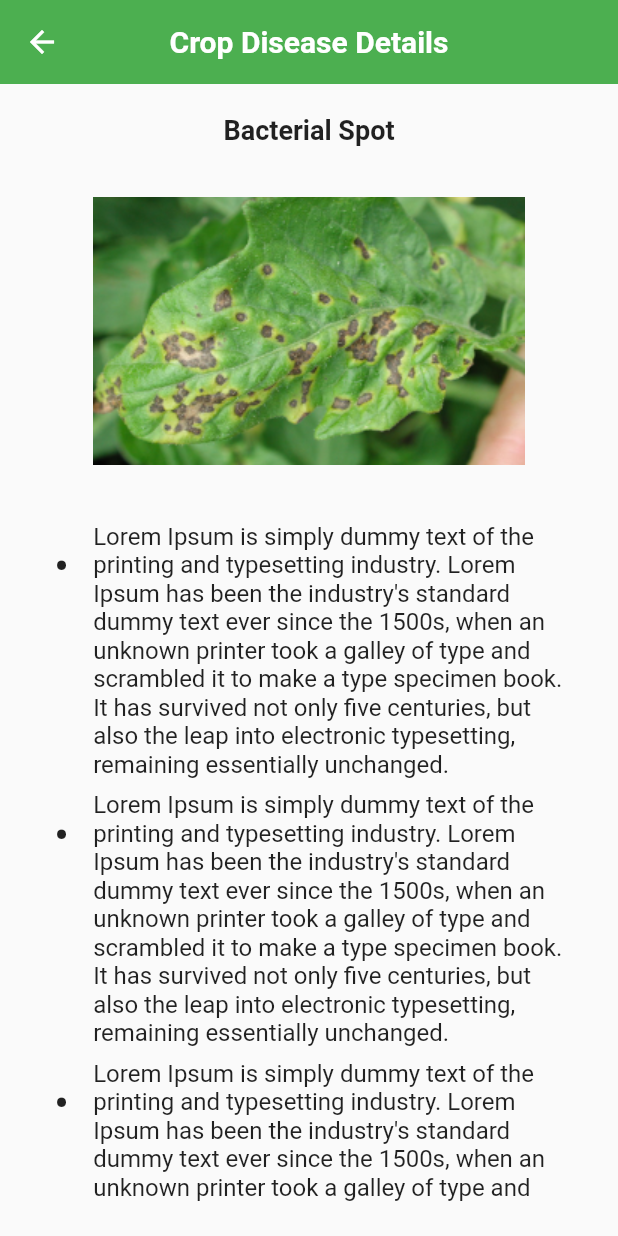
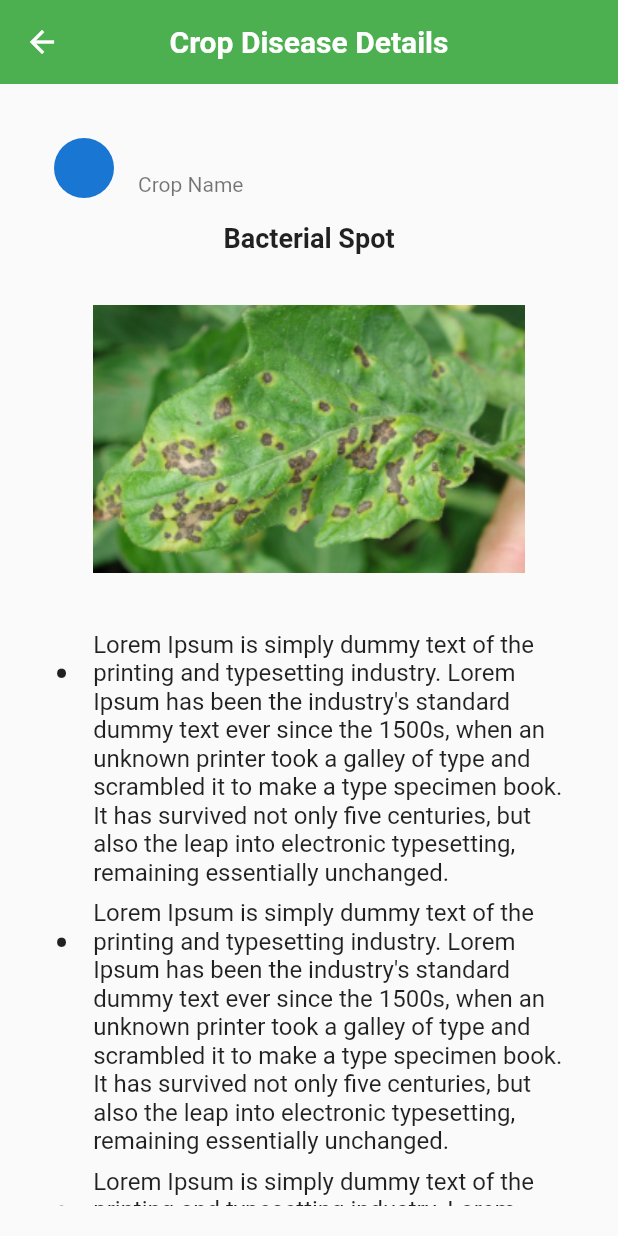
Before and after one commit to MuksithMRA/govimithura, a Flutter app: the DiseaseDetailsScreen screen opened directly, on a phone screen of 412 x 824 dp. Run offline on Flutter 3.47's test engine with Material 2 defaults, Android fonts, the phone set to English and light mode, and no system bars; our stand-ins replace charts_flutter_new, cloud_firestore, dio, firebase_auth, firebase_core, flutter_rating_bar and 5 more; accounts and stored records are empty.

Commit message:
crop disease level 1

```diff
--- /dev/null
+++ b/lib/models/entity_model.dart
@@ -0,0 +1,31 @@
+// ignore_for_file: public_member_api_docs, sort_constructors_first
+import 'dart:convert';
+
+class EntityModel {
+  int id;
+  String description;
+
+  EntityModel({
+    this.id = 0,
+    this.description = '',
+  });
+
+  Map<String, dynamic> toMap() {
+    return <String, dynamic>{
+      'id': id,
+      'description': description,
+    };
+  }
+
+  factory EntityModel.fromMap(Map<String, dynamic> map) {
+    return EntityModel(
+      id: map['id'] as int,
+      description: map['description'] as String,
+    );
+  }
+
+  String toJson() => json.encode(toMap());
+
+  factory EntityModel.fromJson(String source) =>
+      EntityModel.fromMap(json.decode(source) as Map<String, dynamic>);
+}
--- /dev/null
+++ b/lib/providers/disease_provider.dart
@@ -0,0 +1,16 @@
+import 'package:flutter/foundation.dart';
+import 'package:govimithura/models/entity_model.dart';
+import 'package:govimithura/services/disease_service.dart';
+
+class DiseaseProvider extends ChangeNotifier {
+  EntityModel entityModel = EntityModel();
+  getLeafsById(int id) async {
+    var response = await DiseaseService.getLeafsById(id);
+    if (response != null) {
+      if (response.docs.isNotEmpty) {
+        entityModel = EntityModel.fromMap(response.docs.first.data());
+      }
+    }
+    notifyListeners();
+  }
+}
--- a/lib/providers/post_provider.dart
+++ b/lib/providers/post_provider.dart
@@ -13,7 +13,8 @@ class PostProvider extends ChangeNotifier {
   Future<void> addPost(BuildContext context) async {
     setPostUid(FirebaseAuth.instance.currentUser!.uid);
     setPostCreatedAt(DateTime.now());
-    await PostService.addPost(postModel).then((success) => {
+    await PostService.addPost(postModel).then(
+      (success) => {
         if (success)
           {
             clearPostModel(),
@@ -23,7 +24,8 @@ class PostProvider extends ChangeNotifier {
           {
             Utils.showSnackBar(context, ErrorModel.errorMessage),
           }
-        });
+      },
+    );
   }
 
   Future<List<PostModel>> getPostsByUid() async {
--- a/lib/providers/providers.dart
+++ b/lib/providers/providers.dart
@@ -1,4 +1,5 @@
 import 'package:govimithura/providers/authentication_provider.dart';
+import 'package:govimithura/providers/disease_provider.dart';
 import 'package:govimithura/providers/location_provider.dart';
 import 'package:govimithura/providers/ml_provider.dart';
 import 'package:govimithura/providers/post_provider.dart';
@@ -32,4 +33,7 @@ List<SingleChildWidget> providers = [
     update: (_, imageUtilProvider, mlProvider) =>
         MLProvider(pImage: imageUtilProvider),
   ),
+  ChangeNotifierProvider<DiseaseProvider>(
+    create: (context) => DiseaseProvider(),
+  )
 ];
--- a/lib/screens/menu_screens/crop_diseases/disease_details_screen.dart
+++ b/lib/screens/menu_screens/crop_diseases/disease_details_screen.dart
@@ -1,8 +1,26 @@
 import 'package:flutter/material.dart';
+import 'package:govimithura/providers/disease_provider.dart';
+import 'package:govimithura/providers/img_util_provider.dart';
+import 'package:govimithura/utils/loading_overlay.dart';
 import 'package:govimithura/utils/screen_size.dart';
+import 'package:provider/provider.dart';
 
-class DiseaseDetailsScreen extends StatelessWidget {
+class DiseaseDetailsScreen extends StatefulWidget {
   const DiseaseDetailsScreen({super.key});
+
+  @override
+  State<DiseaseDetailsScreen> createState() => _DiseaseDetailsScreenState();
+}
+
+class _DiseaseDetailsScreenState extends State<DiseaseDetailsScreen> {
+  late DiseaseProvider pDisease;
+
+  @override
+  void initState() {
+    super.initState();
+    pDisease = Provider.of<DiseaseProvider>(context, listen: false);
+    Future.delayed(Duration.zero, () => initialize());
+  }
 
   @override
   Widget build(BuildContext context) {
@@ -15,6 +33,17 @@ class DiseaseDetailsScreen extends StatelessWidget {
         padding: const EdgeInsets.all(20),
         child: Column(
           children: [
+            ListTile(
+              leading: CircleAvatar(
+                backgroundImage:
+                    Provider.of<ImageUtilProvider>(context, listen: false)
+                        .image,
+              ),
+              title: Text(Provider.of<DiseaseProvider>(context, listen: true)
+                  .entityModel
+                  .description),
+              subtitle: const Text("Crop Name"),
+            ),
             const Text(
               "Bacterial Spot",
               style: TextStyle(
@@ -53,4 +82,8 @@ class DiseaseDetailsScreen extends StatelessWidget {
       ),
     );
   }
+
+  Future<void> initialize() async {
+    await LoadingOverlay.of(context).during(pDisease.getLeafsById(1));
+  }
 }
--- /dev/null
+++ b/lib/services/disease_service.dart
@@ -0,0 +1,19 @@
+import 'package:cloud_firestore/cloud_firestore.dart';
+
+import '../models/error_model.dart';
+
+class DiseaseService {
+  static final _leafs = FirebaseFirestore.instance.collection('leafs');
+  static Future<QuerySnapshot<Map<String, dynamic>>?> getLeafsById(
+      int id) async {
+    QuerySnapshot<Map<String, dynamic>>? documentSnapshot;
+    try {
+      documentSnapshot = await _leafs.where('id', isEqualTo: id).get();
+    } on FirebaseException catch (e) {
+      ErrorModel.errorMessage = e.message!;
+    } on Exception catch (e) {
+      ErrorModel.errorMessage = e.toString();
+    }
+    return documentSnapshot;
+  }
+}
```
Also changed, not shown: lib/screens/menu_screens/crop_prediction/crops_screen.dart (+4 -3 lines). Lines whose indentation alone changed are shown as unchanged.
